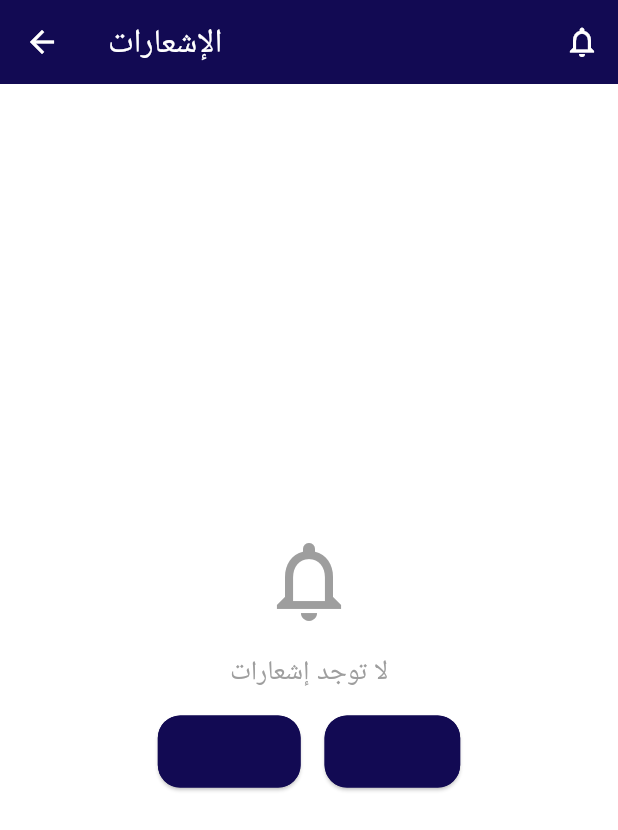
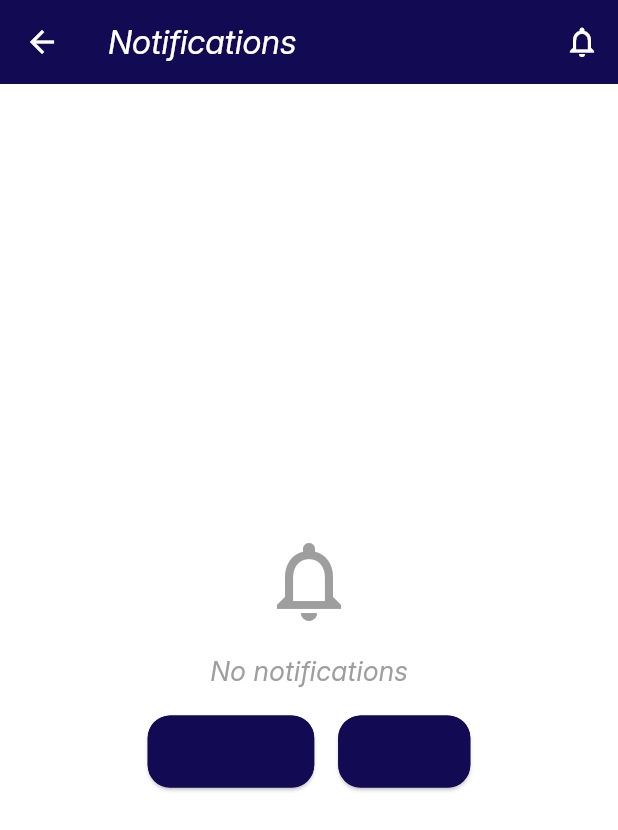
Before and after one commit to Yousefalaarabea/NewversionCark, a Flutter app: the NewNotificationsScreen screen opened directly, on a phone screen of 412 x 824 dp. Shown: the top 830 px of the screen. Run offline on Flutter 3.47's test engine with Material 3 defaults, Android fonts, the phone set to English and light mode, and no system bars; our stand-ins replace bloc, cached_network_image, cloud_firestore, dio, easy_localization, equatable and 13 more; missing offline and left inert: flutter_map_marker_popup, flutter_stripe, osm_nominatim; accounts and stored records are empty; network calls fail.

```diff
--- a/lib/core/api_service.dart
+++ b/lib/core/api_service.dart
@@ -13,7 +13,7 @@ class ApiService {
     _dio = Dio(
       BaseOptions(
    ///     baseUrl: 'https://cark-f3fjembga0f6btek.uaenorth-01.azurewebsites.net/api/',
-        baseUrl: 'https://salt-claire-trek-book.trycloudflare.com/api/',
+        baseUrl: 'https://reject-guests-creek-friday.trycloudflare.com/api/',
         connectTimeout: const Duration(seconds: 60),
         receiveTimeout: const Duration(seconds: 60),
         headers: {
--- a/lib/core/car_service.dart
+++ b/lib/core/car_service.dart
@@ -18,7 +18,7 @@ class CarService {
   final Dio _dio = Dio(
     BaseOptions(
       //baseUrl: 'https://cark-f3fjembga0f6btek.uaenorth-01.azurewebsites.net/api/',
-      baseUrl: 'https://salt-claire-trek-book.trycloudflare.com/api/',
+      baseUrl: 'https://reject-guests-creek-friday.trycloudflare.com/api/',
       connectTimeout: const Duration(seconds: 60),
       receiveTimeout: const Duration(seconds: 60),
       headers: {
--- a/lib/core/notification_service.dart
+++ b/lib/core/notification_service.dart
@@ -4,7 +4,7 @@ import 'package:shared_preferences/shared_preferences.dart';
 import '../features/notifications/presentation/models/notification_model.dart';
 
 class NotificationService {
-  static const String baseUrl = 'https://salt-claire-trek-book.trycloudflare.com/api/'; // غير للـ URL بتاعك
+  static const String baseUrl = 'https://reject-guests-creek-friday.trycloudflare.com/api/'; // غير للـ URL بتاعك
 
   // دالة للحصول على الـ token
   Future<String?> _getToken() async {
--- a/lib/features/notifications/presentation/screens/new_notifications_screen.dart
+++ b/lib/features/notifications/presentation/screens/new_notifications_screen.dart
@@ -53,7 +53,7 @@ class _NewNotificationsScreenState extends State<NewNotificationsScreen> {
         backgroundColor: Colors.red,
         duration: Duration(seconds: 3),
         action: SnackBarAction(
-          label: 'إغلاق',
+          label: 'Close',
           textColor: Colors.white,
           onPressed: () {
             ScaffoldMessenger.of(context).hideCurrentSnackBar();
@@ -118,7 +118,7 @@ class _NewNotificationsScreenState extends State<NewNotificationsScreen> {
   Widget build(BuildContext context) {
     return Scaffold(
       appBar: AppBar(
-        title: Text('الإشعارات'),
+        title: Text('Notifications'),
         backgroundColor: AppColors.primary,
         foregroundColor: Colors.white,
         leading: IconButton(
@@ -185,13 +185,13 @@ class _NewNotificationsScreenState extends State<NewNotificationsScreen> {
                 children: [
                   CircularProgressIndicator(),
                   SizedBox(height: 16),
-                  Text('جاري تحميل الإشعارات...'),
+                  Text('Loading notifications...'),
                   SizedBox(height: 16),
                   ElevatedButton(
                     onPressed: () {
                       Navigator.of(context).pop();
                     },
-                    child: Text('العودة'),
+                    child: Text('Back'),
                   ),
                 ],
               ),
@@ -210,7 +210,7 @@ class _NewNotificationsScreenState extends State<NewNotificationsScreen> {
                   children: [
                     Icon(Icons.notifications_none, size: 64, color: Colors.grey),
                     SizedBox(height: 16),
-                    Text('لا توجد إشعارات', style: TextStyle(fontSize: 18, color: Colors.grey)),
+                    Text('No notifications', style: TextStyle(fontSize: 18, color: Colors.grey)),
                     SizedBox(height: 16),
                     Row(
                       mainAxisAlignment: MainAxisAlignment.center,
@@ -219,14 +219,14 @@ class _NewNotificationsScreenState extends State<NewNotificationsScreen> {
                           onPressed: () {
                             context.read<NotificationCubit>().getAllNotifications();
                           },
-                          child: Text('تحديث'),
+                          child: Text('Refresh'),
                         ),
                         SizedBox(width: 16),
                         ElevatedButton(
                           onPressed: () {
                             Navigator.of(context).pop();
                           },
-                          child: Text('العودة'),
+                          child: Text('Back'),
                         ),
                       ],
                     ),
@@ -244,9 +244,9 @@ class _NewNotificationsScreenState extends State<NewNotificationsScreen> {
                   child: Row(
                     mainAxisAlignment: MainAxisAlignment.spaceAround,
                     children: [
-                      _buildStatCard('الإجمالي', notifications.length, Colors.blue),
-                      _buildStatCard('غير مقروءة', unreadCount, Colors.red),
-                      _buildStatCard('مقروءة', readCount, Colors.green),
+                      _buildStatCard('Total', notifications.length, Colors.blue),
+                      _buildStatCard('Unread', unreadCount, Colors.red),
+                      _buildStatCard('Read', readCount, Colors.green),
                     ],
                   ),
                 ),
@@ -263,7 +263,7 @@ class _NewNotificationsScreenState extends State<NewNotificationsScreen> {
                               onPressed: unreadCount > 0 ? () {
                                 context.read<NotificationCubit>().markAllAsRead();
                               } : null,
-                              child: Text('تمييز الكل كمقروء'),
+                              child: Text('Mark all as read'),
                               style: ElevatedButton.styleFrom(
                                 backgroundColor: Colors.green,
                                 foregroundColor: Colors.white,
@@ -276,7 +276,7 @@ class _NewNotificationsScreenState extends State<NewNotificationsScreen> {
                               onPressed: () {
                                 context.read<NotificationCubit>().getAllNotifications();
                               },
-                              child: Text('تحديث'),
+                              child: Text('Refresh'),
                               style: ElevatedButton.styleFrom(
                                 backgroundColor: Colors.blue,
                                 foregroundColor: Colors.white,
@@ -293,7 +293,7 @@ class _NewNotificationsScreenState extends State<NewNotificationsScreen> {
                               onPressed: () {
                                 context.read<NotificationCubit>().getUnreadNotifications();
                               },
-                              child: Text('غير المقروءة فقط'),
+                              child: Text('Unread only'),
                               style: ElevatedButton.styleFrom(
                                 backgroundColor: Colors.orange,
                                 foregroundColor: Colors.white,
@@ -307,7 +307,7 @@ class _NewNotificationsScreenState extends State<NewNotificationsScreen> {
                                 final counts = await context.read<NotificationCubit>().getNotificationsCount();
                                 _showCountsDialog(context, counts);
                               },
-                              child: Text('الإحصائيات'),
+                              child: Text('Statistics'),
                               style: ElevatedButton.styleFrom(
                                 backgroundColor: Colors.purple,
                                 foregroundColor: Colors.white,
@@ -382,7 +382,7 @@ class _NewNotificationsScreenState extends State<NewNotificationsScreen> {
                 children: [
                   Icon(Icons.error, size: 64, color: Colors.red),
                   SizedBox(height: 16),
-                  Text('خطأ في تحميل الإشعارات', style: TextStyle(fontSize: 18, color: Colors.red)),
+                  Text('Error loading notifications', style: TextStyle(fontSize: 18, color: Colors.red)),
                   SizedBox(height: 16),
                   Row(
                     mainAxisAlignment: MainAxisAlignment.center,
@@ -391,14 +391,14 @@ class _NewNotificationsScreenState extends State<NewNotificationsScreen> {
                         onPressed: () {
                           context.read<NotificationCubit>().getAllNotifications();
                         },
-                        child: Text('إعادة المحاولة'),
+                        child: Text('Retry'),
                       ),
                       SizedBox(width: 16),
                       ElevatedButton(
                         onPressed: () {
                           Navigator.of(context).pop();
                         },
-                        child: Text('العودة'),
+                        child: Text('Back'),
                       ),
                     ],
                   ),
@@ -413,13 +413,13 @@ class _NewNotificationsScreenState extends State<NewNotificationsScreen> {
               children: [
                 CircularProgressIndicator(),
                 SizedBox(height: 16),
-                Text('جاري التحميل...'),
+                Text('Loading...'),
                 SizedBox(height: 16),
                 ElevatedButton(
                   onPressed: () {
                     Navigator.of(context).pop();
                   },
-                  child: Text('العودة'),
+                  child: Text('Back'),
                 ),
               ],
             ),
@@ -464,18 +464,18 @@ class _NewNotificationsScreenState extends State<NewNotificationsScreen> {
               children: [
                 Text(notification.message),
                 SizedBox(height: 16),
-                Text('النوع: ${notification.notificationType ?? notification.type}'),
+                Text('Type: ${notification.notificationType ?? notification.type}'),
                 if (notification.priority != null) ...[
                   SizedBox(height: 8),
-                  Text('الأولوية: ${notification.priorityDisplay ?? notification.priority}'),
+                  Text('Priority: ${notification.priorityDisplay ?? notification.priority}'),
                 ],
                 if (notification.timeAgo != null) ...[
                   SizedBox(height: 8),
-                  Text('الوقت: ${notification.timeAgo}'),
+                  Text('Time: ${notification.timeAgo}'),
                 ],
                 if (notification.data != null && notification.data!.isNotEmpty) ...[
                   SizedBox(height: 16),
-                  Text('البيانات الإضافية:', style: TextStyle(fontWeight: FontWeight.bold)),
+                  Text('Additional Data:', style: TextStyle(fontWeight: FontWeight.bold)),
                   SizedBox(height: 8),
                   ...notification.data!.entries.map((entry) =>
                     Padding(
@@ -490,7 +490,7 @@ class _NewNotificationsScreenState extends State<NewNotificationsScreen> {
           actions: [
             TextButton(
               onPressed: () => Navigator.of(context).pop(),
-              child: Text('إغلاق'),
+              child: Text('Close'),
             ),
           ],
         );
@@ -503,21 +503,21 @@ class _NewNotificationsScreenState extends State<NewNotificationsScreen> {
       context: context,
       builder: (BuildContext context) {
         return AlertDialog(
-          title: Text('إحصائيات الإشعارات'),
+          title: Text('Notification statistics'),
           content: Column(
             mainAxisSize: MainAxisSize.min,
             children: [
-              _buildCountRow('الإجمالي', counts['total'] ?? 0, Colors.blue),
+              _buildCountRow('Total', counts['total'] ?? 0, Colors.blue),
               SizedBox(height: 8),
-              _buildCountRow('غير مقروءة', counts['unread'] ?? 0, Colors.red),
+              _buildCountRow('Unread', counts['unread'] ?? 0, Colors.red),
               SizedBox(height: 8),
-              _buildCountRow('مقروءة', counts['read'] ?? 0, Colors.green),
+              _buildCountRow('Read', counts['read'] ?? 0, Colors.green),
             ],
           ),
           actions: [
             TextButton(
               onPressed: () => Navigator.of(context).pop(),
-              child: Text('إغلاق'),
+              child: Text('Close'),
             ),
           ],
         );
@@ -530,8 +530,6 @@ class _NewNotificationsScreenState extends State<NewNotificationsScreen> {
     if (!notification.isRead) {
       context.read<NotificationCubit>().markAsRead(notification.id);
     }
-
-    // Navigation logic based on navigationId (string)
     switch (notification.navigationId) {
       case 'REQ_OWNER':
         // Debug logs
@@ -539,7 +537,6 @@ class _NewNotificationsScreenState extends State<NewNotificationsScreen> {
         print('Notification ID: ${notification.id}');
         print('Notification Data: ${notification.data}');
 
-        // Pass both bookingRequestId and bookingData
         Navigator.pushNamed(
           context,
           ScreensName.ownerTripRequestScreen,
@@ -550,13 +547,10 @@ class _NewNotificationsScreenState extends State<NewNotificationsScreen> {
         );
         break;
       case 'ACC_RENTER':
-        // TODO: Replace with accept deposit/payment screen if exists
-      // Debug logs
         print('Navigating to ownerTripRequestScreen');
         print('Notification ID: ${notification.id}');
         print('Notification Data: ${notification.data}');
 
-        // Pass both bookingRequestId and bookingData
         Navigator.pushNamed(
             context,
             ScreensName.paymentMethodsScreen,
@@ -567,17 +561,14 @@ class _NewNotificationsScreenState extends State<NewNotificationsScreen> {
         );
         break;
       case 'REJ_RENTER':
-        // TODO: Replace with confirmation/cancellation screen if exists
         Navigator.pushNamed(context, ScreensName.bookingHistoryScreen, arguments: notification.data);
         break;
       case 'DEP_OWNER':
           final tripDetails = TripDetailsModel.fromNotificationData(notification.data ?? {});
 
-          // التحقق من وجود rentalId قبل الانتقال
           if (tripDetails.rentalId == null) {
-            print('❌ rentalId is null! aaaaaaaaaaaaaaaaaaaaaaaaaaaaaaaaaaaaaaaaaaa');
-            _showErrorSnackBar('خطأ: رقم الرحلة غير متوفر في الإشعار');
-            // عرض تفاصيل الإشعار كبديل
+            print('❌ rentalId is null! ');
+            _showErrorSnackBar('Error: rentalId is missing in notification');
             _showNotificationDetails(context, notification);
             return;
           }
@@ -600,7 +591,6 @@ class _NewNotificationsScreenState extends State<NewNotificationsScreen> {
         try {
           _printNotificationDetails(notification, 'RENTER_PICKUP');
 
-          // استخدام الدالة المساعدة لاستخراج rentalId
           final rentalId = _extractRentalId(notification.data);
 
           if (rentalId != null) {
@@ -613,13 +603,13 @@ class _NewNotificationsScreenState extends State<NewNotificationsScreen> {
             );
           } else {
             print('❌ [RENTER_PICKUP] rentalId is null! Cannot proceed.');
-            _showErrorSnackBar('خطأ: رقم الرحلة غير متوفر في الإشعار');
+            _showErrorSnackBar('Error: rentalId is missing in notification');
             _showNotificationDetails(context, notification);
           }
         } catch (e) {
           print('❌ [RENTER_PICKUP] Error navigating to RenterHandoverScreen: $e');
           print('❌ [RENTER_PICKUP] Stack trace: ${StackTrace.current}');
-          _showErrorSnackBar('خطأ في معالجة بيانات الإشعار');
+          _showErrorSnackBar('Error processing notification data');
           _showNotificationDetails(context, notification);
         }
         break;
@@ -627,7 +617,7 @@ class _NewNotificationsScreenState extends State<NewNotificationsScreen> {
       //   Navigator.pushNamed(context, ScreensName.renterHandoverScreen, arguments: notification.data);
       //   break;
       case 'REN_ONGOING':
-        Navigator.pushNamed(context, ScreensName.renterOngoingTripScreen, arguments: notification.data);
+        Navigator.pushNamed(context, ScreensName.renterOngoingTripScreen, arguments: notification);
         break;
       case 'OWN_ONGOING':
         Navigator.pushNamed(context, ScreensName.ownerOngoingTripScreen, arguments: notification.data);
```
Also changed, not shown: lib/features/handover/handover/presentation/screens/renter_handover_screen.dart (+21 -4 lines), lib/features/home/presentation/model/trip_details_model.dart (+129 -32 lines), lib/features/home/presentation/screens/booking_screens/renter_ongoing_trip_screen.dart (+7 -1 lines), lib/features/home/presentation/screens/booking_screens/trip_details_confirmation_screen.dart (+5 -2 lines), 4 other files.
